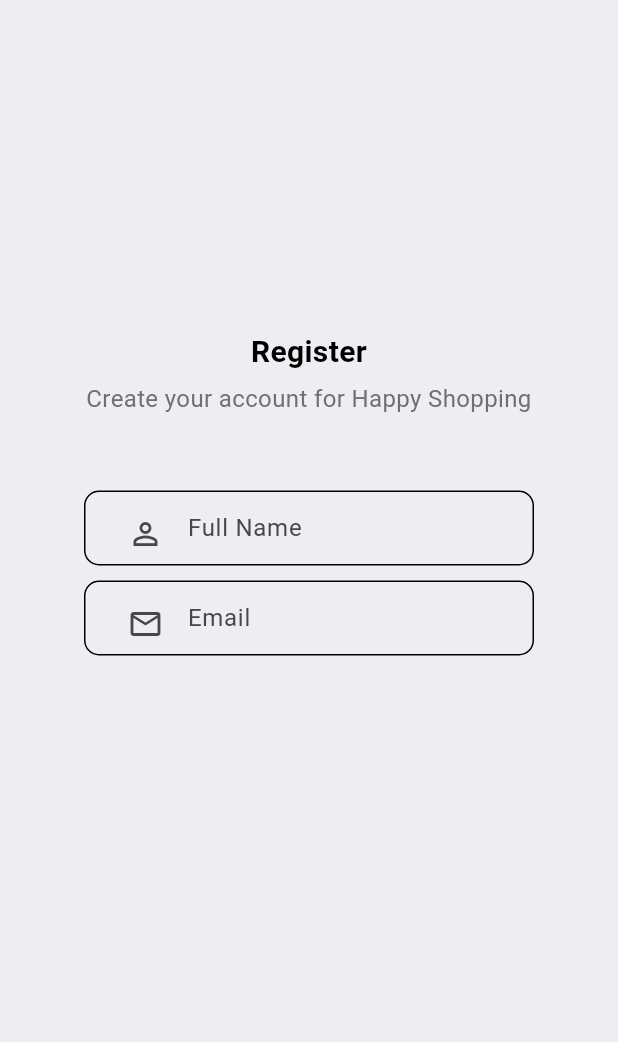
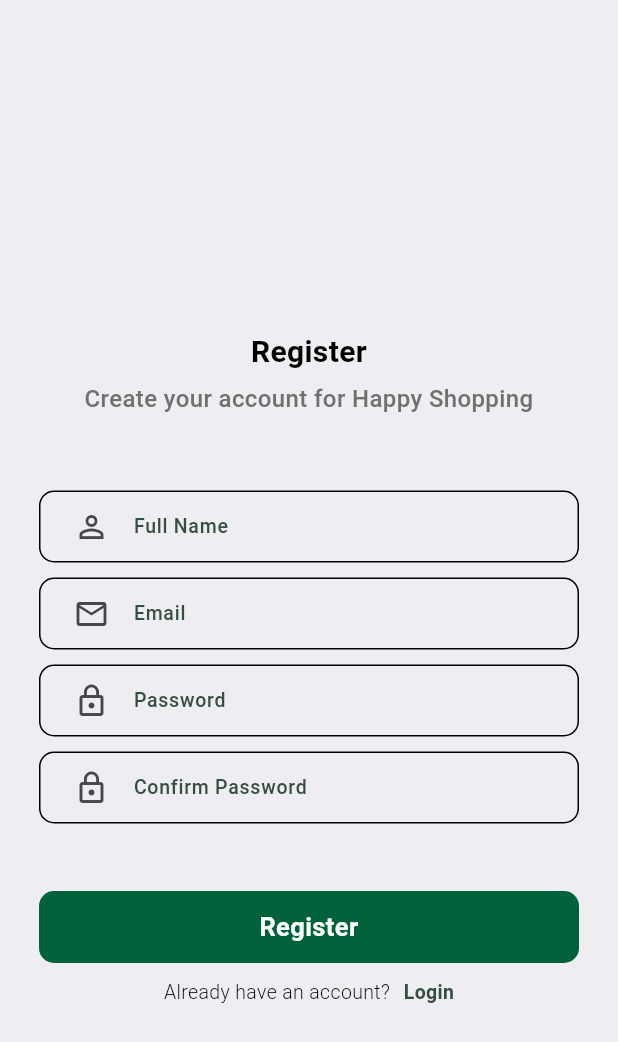
Before and after one commit to rahmahaisyah/StudyGroup-MP-Motionlab, a Flutter app: the screen it shows after launch, on a phone screen of 412 x 824 dp. Shown: the top 1042 px of the screen. Run offline on Flutter 3.47's test engine with Material 3 defaults, Android fonts, the phone set to English and light mode, and no system bars; our stand-ins replace gap.

Commit message:
final register page

```diff
--- a/lib/page/register_page.dart
+++ b/lib/page/register_page.dart
@@ -1,5 +1,6 @@
 import 'package:flutter/material.dart';
 import 'package:gap/gap.dart';
+import 'package:slicing_login/page/login_page.dart';
 import 'package:slicing_login/utils/app_style.dart';
 import 'package:slicing_login/utils/rectangle.dart';
 
@@ -45,6 +46,39 @@ class _RegisterScreenState extends State<RegisterScreen> {
                     icon: Icons.email_outlined,
                     textStyle: Style.headline4,
                   ),
+                  const Gap(10),
+                  Rectangle(
+                    labelText: 'Password',
+                    icon: Icons.lock_outline,
+                    textStyle: Style.headline4,
+                  ),
+                  const Gap(10),
+                  Rectangle(
+                    labelText: 'Confirm Password',
+                    icon: Icons.lock_outline,
+                    textStyle: Style.headline4,
+                  ),
+                  const Gap(45),
+                  RectangleButton(
+                    bgColor: const Color(0xff00623B),
+                    labelText: 'Register',
+                    textStyle: Style.headline3.copyWith(color: Colors.white),
+                    onTap: () {
+                      const LoginScreen();
+                    },
+                  ),
+                  const Gap(10),
+                  Row(
+                    mainAxisAlignment: MainAxisAlignment.center,
+                    children: [
+                      Text(
+                        'Already have an account?',
+                        style: Style.headline5,
+                      ),
+                      const Gap(9),
+                      Text('Login', style: Style.headline6),
+                    ],
+                  ),
                 ],
               ),
             ],
--- a/lib/utils/app_style.dart
+++ b/lib/utils/app_style.dart
@@ -10,25 +10,31 @@ class Style {
   static TextStyle headline2 = const TextStyle(
     fontSize: 16,
     color: Color(0xff707070),
-    fontWeight: FontWeight.w400,
+    fontWeight: FontWeight.w500,
     fontFamily: 'Roboto',
   );
   static TextStyle headline3 = const TextStyle(
-    fontSize: 12,
-    color: Color(0xff00623B),
+    fontSize: 17,
+    color: Color(0xff344E41),
     fontWeight: FontWeight.w700,
     fontFamily: 'Roboto',
   );
   static TextStyle headline4 = const TextStyle(
-    fontSize: 2,
+    fontSize: 13,
     color: Color(0xff344E41),
-    fontWeight: FontWeight.w100,
+    fontWeight: FontWeight.w500,
     fontFamily: 'Roboto',
   );
   static TextStyle headline5 = const TextStyle(
-    fontSize: 14,
+    fontSize: 13,
     color: Colors.black,
-    fontWeight: FontWeight.w200,
+    fontWeight: FontWeight.w300,
+    fontFamily: 'Roboto',
+  );
+  static TextStyle headline6 = const TextStyle(
+    fontSize: 13,
+    color: Color(0xff344E41),
+    fontWeight: FontWeight.bold,
     fontFamily: 'Roboto',
   );
 }
--- a/lib/utils/rectangle.dart
+++ b/lib/utils/rectangle.dart
@@ -1,33 +1,83 @@
 import 'package:flutter/material.dart';
 
 class Rectangle extends StatelessWidget {
-  final String labelText;
-  final IconData icon;
+  final String? labelText;
+  final IconData? icon;
+  final TextStyle? textStyle;
+  final Color? bgColor;
+  final Border? border;
 
   const Rectangle({
     super.key,
-    required this.labelText,
-    required this.icon,
-    required TextStyle textStyle,
+    this.labelText,
+    this.icon,
+    this.textStyle,
+    this.bgColor,
+    this.border,
   });
 
   @override
   Widget build(BuildContext context) {
     return Container(
-      height: 50,
-      width: 300,
+      height: 48,
+      width: 360,
       decoration: BoxDecoration(
+        color: bgColor,
         borderRadius: BorderRadius.circular(10),
-        border: Border.all(color: Colors.black, width: 1),
+        border: border ?? Border.all(color: Colors.black, width: 1),
       ),
-      padding: const EdgeInsets.all(16),
-      child: TextField(
-        decoration: InputDecoration(
-          labelText: labelText,
-          border: InputBorder.none,
-          prefixIcon: Icon(icon),
+      child: Padding(
+        padding: const EdgeInsets.all(10.0),
+        child: TextField(
+          style: textStyle,
+          decoration: InputDecoration(
+            labelText: labelText,
+            labelStyle: textStyle,
+            border: InputBorder.none,
+            prefixIcon: Icon(icon),
+          ),
         ),
       ),
     );
   }
 }
+
+class RectangleButton extends StatelessWidget {
+  final String labelText;
+  final TextStyle? textStyle;
+  final Color bgColor;
+  final VoidCallback? onTap;
+
+  const RectangleButton({
+    super.key,
+    required this.labelText,
+    this.textStyle,
+    this.bgColor = const Color(0xff00623B),
+    this.onTap,
+  });
+
+  @override
+  Widget build(BuildContext context) {
+    return GestureDetector(
+      onTap: onTap,
+      child: Container(
+        height: 48,
+        width: 360,
+        decoration: BoxDecoration(
+          color: bgColor,
+          borderRadius: BorderRadius.circular(10),
+        ),
+        alignment: Alignment.center,
+        child: Align(
+          alignment: Alignment.center,
+          child: Text(
+            labelText,
+            style: textStyle,
+            textAlign: TextAlign
+                .center,
+          ),
+        ),
+      ),
+    );
+  }
+}
```
